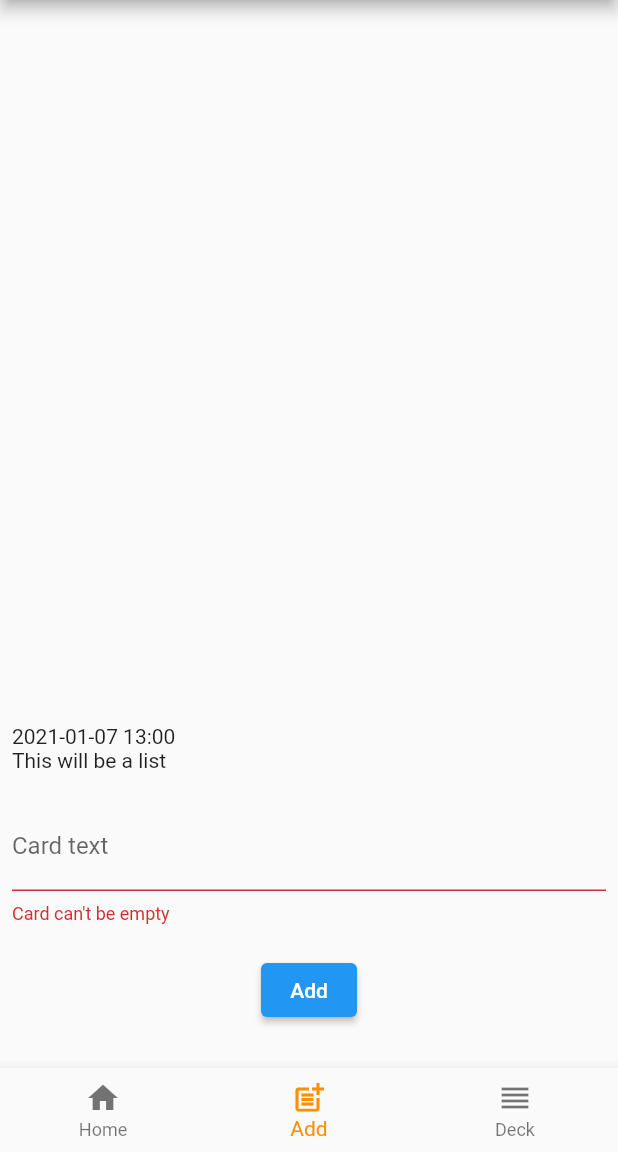
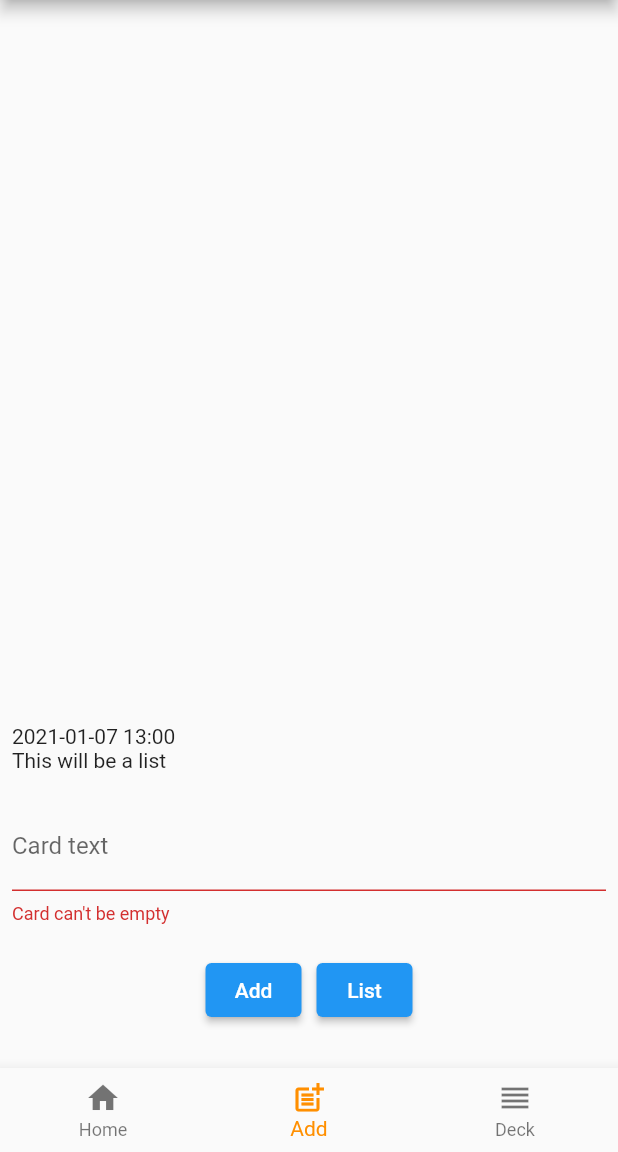
Before and after one commit to BoodynX/flash_clouds_app, a Flutter app: the screen it shows after launch, item 2 of the bottom bar chosen, after a tap on "Add", on a phone screen of 412 x 824 dp, the part 84-1236 px from its top. Run offline on Flutter 3.47's test engine with Material 2 defaults, Android fonts, the phone set to English and light mode, and no system bars; missing offline and left inert: localstore.

```diff
--- a/lib/main.dart
+++ b/lib/main.dart
@@ -5,6 +5,7 @@ import 'views/deck.dart';
 import 'views/home.dart';
 
 void main() {
+  WidgetsFlutterBinding.ensureInitialized();
   runApp(const Main());
 }
 
--- a/lib/views/add.dart
+++ b/lib/views/add.dart
@@ -1,5 +1,7 @@
+import 'package:flash_clouds_app/helpers/show_dialog_with_text.dart';
 import 'package:flash_clouds_app/validators/addValidator.dart';
 import 'package:flutter/material.dart';
+import 'package:localstore/localstore.dart';
 
 class Add extends StatefulWidget {
   const Add({Key? key}) : super(key: key);
@@ -28,6 +30,8 @@ class _AddState extends State<Add> {
       height: 20.0,
     );
 
+    final db = Localstore.instance;
+
     return Padding(
       padding: const EdgeInsets.all(8.0),
       child: Column(
@@ -40,28 +44,9 @@ class _AddState extends State<Add> {
             key: _formKey,
             child: Column(
               children: [
-                TextFormField(
-                  decoration: const InputDecoration(
-                    hintText: 'What do you want to memorise',
-                    labelText: 'Card text',
-                  ),
-                  controller: addFormController,
-                  validator: addValidator,
-                  onSaved: (val) {
-                    print('saved! $val');
-                  },
-                ),
+                _textField(db),
                 sizedBox,
-                Center(
-                  child: ElevatedButton(
-                    onPressed: () {
-                      if (_formKey.currentState!.validate()) {
-                        _formKey.currentState?.save();
-                      }
-                    },
-                    child: const Text('Add'),
-                  ),
-                ),
+                _formButtons(db, context),
               ],
             ),
           ),
@@ -71,6 +56,55 @@ class _AddState extends State<Add> {
     );
   }
 
+  Center _formButtons(Localstore db, BuildContext context) {
+    return Center(
+      child: Row(
+        mainAxisAlignment: MainAxisAlignment.center,
+        children: [
+          ElevatedButton(
+            onPressed: () {
+              if (_formKey.currentState!.validate()) {
+                _formKey.currentState?.save();
+              }
+            },
+            child: const Text('Add'),
+          ),
+          const SizedBox(
+            width: 10.0,
+          ),
+          ElevatedButton(
+            onPressed: () {
+              db.collection('cards').get().then((value) {
+                showDialogWithText(context, value.toString());
+              });
+            },
+            child: const Text('List'),
+          ),
+        ],
+      ),
+    );
+  }
+
+  TextFormField _textField(Localstore db) {
+    return TextFormField(
+      decoration: const InputDecoration(
+        hintText: 'What do you want to memorise',
+        labelText: 'Card text',
+      ),
+      controller: addFormController,
+      validator: addValidator,
+      onSaved: (cardContent) {
+        print('saved! $cardContent');
+        final id = db.collection('cards').doc().id;
+        db.collection('cards').doc(id).set({
+          'content': cardContent,
+          'created': DateTime.now().toString(),
+          'lastTimeKnown': 'new',
+        });
+      },
+    );
+  }
+
   String getCardsList() {
     return '''
 2021-01-07 13:00
--- a/pubspec.yaml
+++ b/pubspec.yaml
@@ -31,6 +31,7 @@ dependencies:
     sdk: flutter
   cupertino_icons: ^1.0.2
   provider: ^6.0.2
+  localstore: ^1.2.1
 
 dev_dependencies:
   flutter_test:
```
Also changed, not shown: lib/helpers/show_dialog_with_text.dart (added, +14 -0 lines), pubspec.lock.
